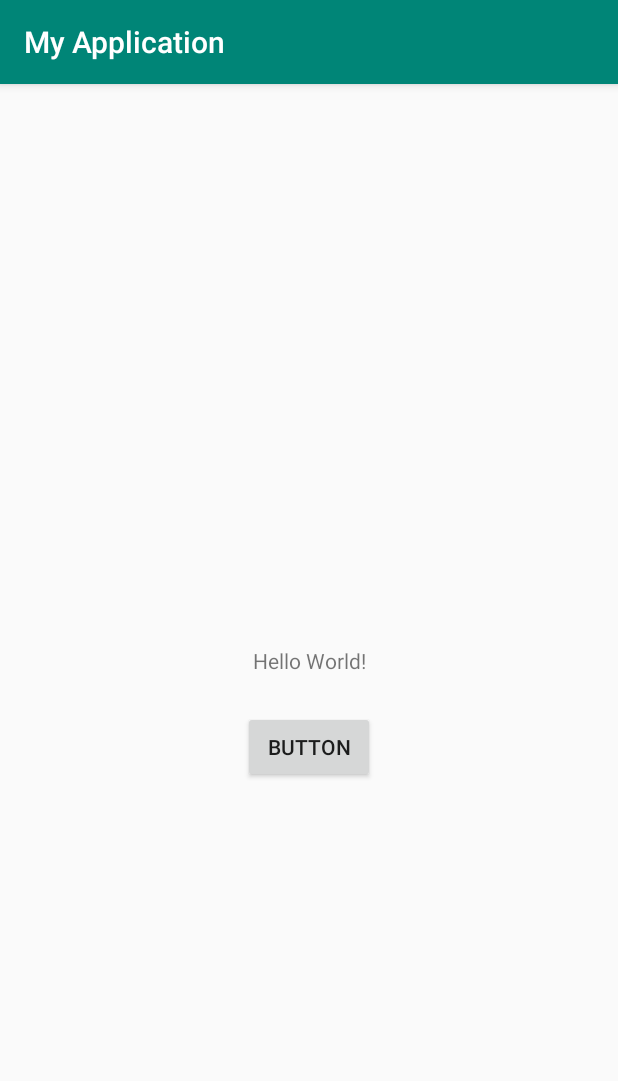
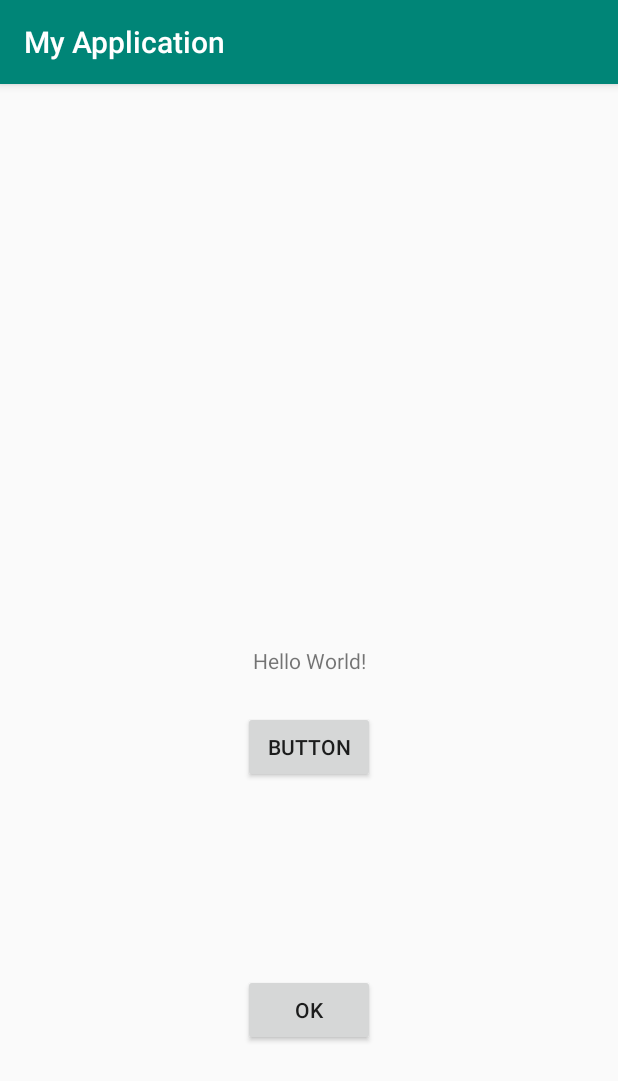
Before and after one commit to Nirajperfecto/MyApplication, an Android app: the screen it shows after launch (MainActivity), on a phone screen of 412 x 824 dp. Shown: the top 1081 px of the screen. Run offline under Robolectric (Android 15) with nearby library versions, the phone set to English and light mode, and no system bars.

Commit message:
Added a ok

```diff
--- a/app/src/main/res/layout/activity_main.xml
+++ b/app/src/main/res/layout/activity_main.xml
@@ -23,5 +23,14 @@
             android:id="@+id/button2" app:layout_constraintHorizontal_bias="0.5" android:layout_marginTop="24dp"
             app:layout_constraintTop_toBottomOf="@+id/textView" android:layout_marginStart="8dp"
             android:layout_marginEnd="8dp"/>
+    <Button
+            android:text="OK"
+            android:layout_width="wrap_content"
+            android:layout_height="wrap_content"
+            app:layout_constraintStart_toStartOf="parent" app:layout_constraintEnd_toEndOf="parent"
+            android:id="@+id/myButton" android:layout_marginStart="8dp" android:layout_marginEnd="8dp"
+            android:layout_marginBottom="8dp" app:layout_constraintBottom_toBottomOf="parent"
+            android:layout_marginTop="8dp" app:layout_constraintTop_toBottomOf="@+id/button2"
+            app:layout_constraintHorizontal_bias="0.5"/>
 
 </android.support.constraint.ConstraintLayout>
```
